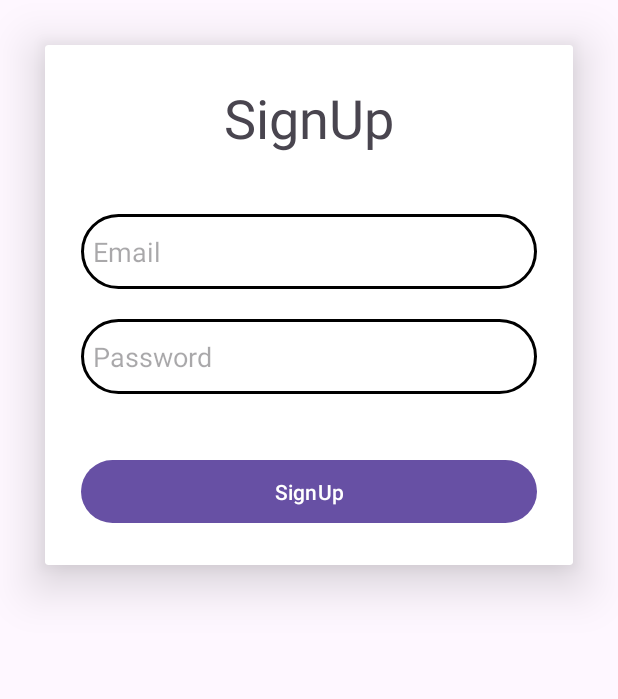
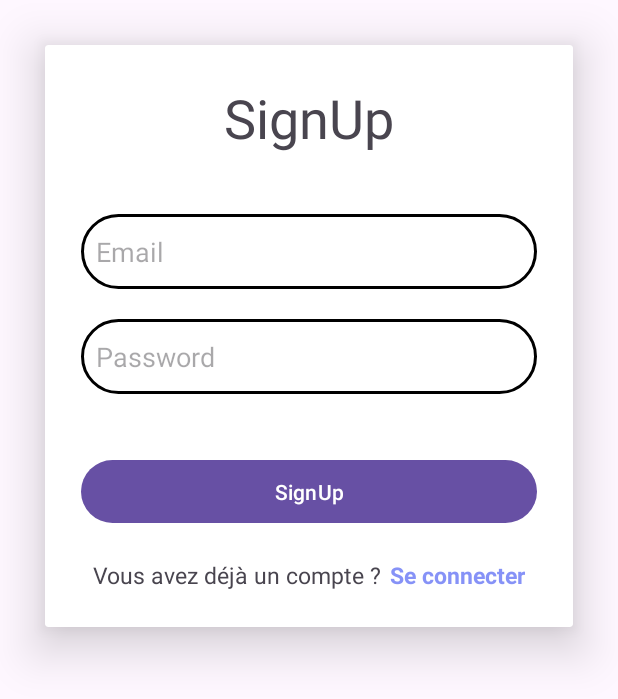
Before and after one commit to ckizp/android-app, an Android app: the screen it shows after launch (SignUpActivity), on a phone screen of 412 x 824 dp. Shown: the top 699 px of the screen. Run offline under Robolectric (Android 15) with nearby library versions, the light colour scheme and no system bars; our stand-ins replace Firebase (no records; nobody signed in at launch, a user with empty details on screens opened directly).

Commit message:
signup & login ok

```diff
--- a/app/src/main/java/uqac/dim/eventmatch/SignUpActivity.java
+++ b/app/src/main/java/uqac/dim/eventmatch/SignUpActivity.java
@@ -6,6 +6,7 @@ import android.content.Intent;
 import android.os.Bundle;
 import android.widget.Button;
 import android.widget.EditText;
+import android.widget.TextView;
 import android.widget.Toast;
 
 import com.google.firebase.auth.FirebaseAuth;
@@ -17,6 +18,8 @@ public class SignUpActivity extends AppCompatActivity {
     private EditText password;
     private Button signUp;
 
+    private TextView login;
+
     @Override
     protected void onCreate(Bundle savedInstanceState) {
         super.onCreate(savedInstanceState);
@@ -27,6 +30,7 @@ public class SignUpActivity extends AppCompatActivity {
         email = findViewById(R.id.signup_email);
         password = findViewById(R.id.signup_password);
         signUp = findViewById(R.id.signup_button);
+        login = findViewById(R.id.switch_login);
 
         signUp.setOnClickListener(v -> {
             String emailText = email.getText().toString().trim();
@@ -43,7 +47,9 @@ public class SignUpActivity extends AppCompatActivity {
                         .addOnCompleteListener(task -> {
                             if (task.isSuccessful()) {
                                 Toast.makeText(SignUpActivity.this, "User created", Toast.LENGTH_SHORT).show();
-                                startActivity(new Intent(SignUpActivity.this, MainActivity.class));
+                                Intent startActivity = new Intent(SignUpActivity.this, MainActivity.class);
+                                startActivity.addFlags(Intent.FLAG_ACTIVITY_CLEAR_TASK | Intent.FLAG_ACTIVITY_NEW_TASK);
+                                startActivity(startActivity);
                             } else {
                                 Toast.makeText(SignUpActivity.this, "Error: " + task.getException().getMessage(), Toast.LENGTH_SHORT).show();
                             }
@@ -52,5 +58,11 @@ public class SignUpActivity extends AppCompatActivity {
 
 
         });
+
+        login.setOnClickListener(v -> {
+            Intent login = new Intent(SignUpActivity.this, LoginActivity.class);
+            login.addFlags(Intent.FLAG_ACTIVITY_CLEAR_TASK | Intent.FLAG_ACTIVITY_NEW_TASK);
+            startActivity(login);
+        });
     }
 }
--- a/app/src/main/res/layout/activity_sign_up.xml
+++ b/app/src/main/res/layout/activity_sign_up.xml
@@ -37,7 +37,7 @@
                 android:hint="@string/email"
                 android:id="@+id/signup_email"
                 android:layout_marginTop="40dp"
-                android:padding="8dp"
+                android:padding="10dp"
                 android:background="@drawable/custom_edittext"
                 />
             <EditText
@@ -46,7 +46,8 @@
                 android:hint="@string/password"
                 android:id="@+id/signup_password"
                 android:layout_marginTop="20dp"
-                android:padding="8dp"
+                android:padding="10dp"
+                android:inputType="textPassword"
                 android:background="@drawable/custom_edittext"
                 />
             <Button
@@ -58,6 +59,33 @@
                 android:id="@+id/signup_button"
                 />
 
+            <LinearLayout
+                android:layout_width="match_parent"
+                android:layout_height="wrap_content"
+                android:orientation="horizontal"
+                android:gravity="center"
+                android:layout_marginTop="20dp">
+                <TextView
+                    android:layout_width="wrap_content"
+                    android:layout_height="wrap_content"
+                    android:text="@string/ask_login"
+                    android:textSize="15sp"
+                    />
+                <TextView
+                    android:layout_width="wrap_content"
+                    android:layout_height="wrap_content"
+                    android:text="@string/switch_login"
+                    android:textSize="15sp"
+                    android:textStyle="bold"
+                    android:textColor="@color/lavande"
+                    android:textAlignment="center"
+                    android:layout_marginLeft="5dp"
+                    android:id="@+id/switch_login"
+                    />
+
+
+            </LinearLayout>
+
         </LinearLayout>
 
     </androidx.cardview.widget.CardView>
--- a/app/src/main/res/values/colors.xml
+++ b/app/src/main/res/values/colors.xml
@@ -2,4 +2,5 @@
 <resources>
     <color name="black">#FF000000</color>
     <color name="white">#FFFFFFFF</color>
+    <color name="lavande">#8692f7</color>
 </resources>
--- a/app/src/main/res/values/strings.xml
+++ b/app/src/main/res/values/strings.xml
@@ -4,4 +4,8 @@
     <string name="login">Login</string>
     <string name="email">Email</string>
     <string name="password">Password</string>
+    <string name="ask_sign">Vous n\'avez pas de compte ?</string>
+    <string name="ask_login">Vous avez déjà un compte ? </string>
+    <string name="switch_login">Se connecter</string>
+    <string name="switch_signup">S\'inscrire</string>
 </resources>
```
Also changed, not shown: app/src/main/java/uqac/dim/eventmatch/LoginActivity.java (+53 -0 lines), app/src/main/res/layout/activity_login.xml (+28 -0 lines).
